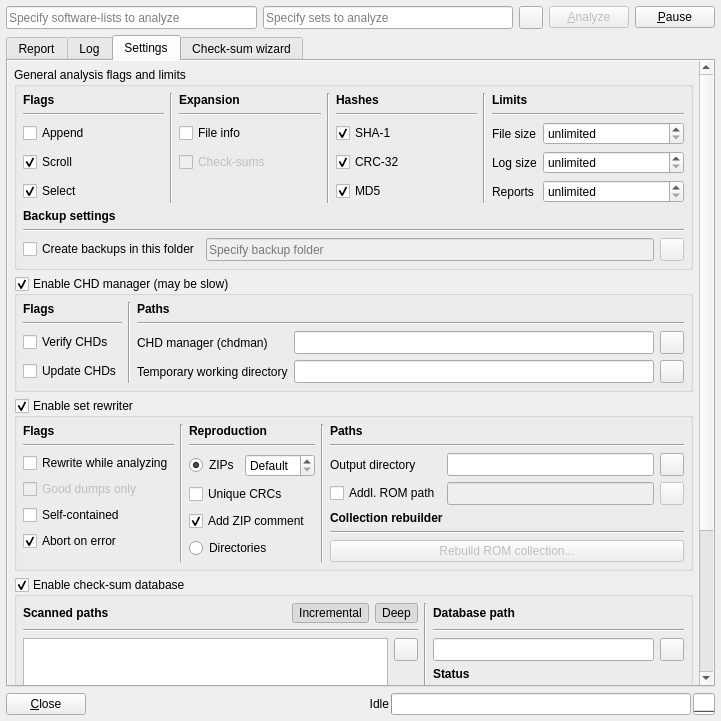
Before: the Qt Designer form romalyzer.ui in qmc2/qmc2-mame-fe, drawn with Qt 5.
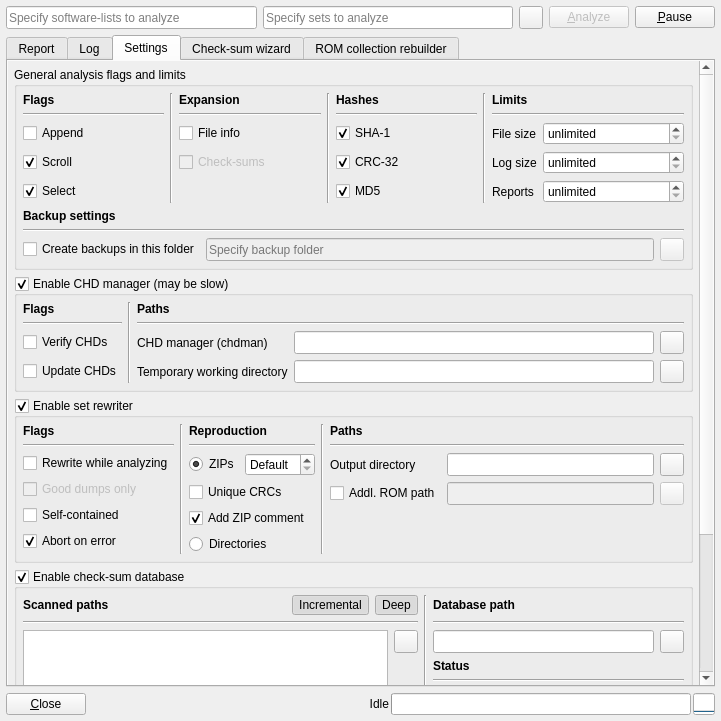
After: the same form once the commit is applied. The open tabs and pages were chosen to show the change. Icons and pictures are not drawn.

Commit message:
imp: ROMAlyzer: integrated the collection rebuilder as a ROMAlyzer tab for improved user-friendliness
imp: removed the inconsequently used 'save/restore layout' options (that
is, all relevant windows will save/restore their layout under all
circumstances now)

Diff of the .ui file:
```diff
--- a/romalyzer.ui
+++ b/romalyzer.ui
@@ -345,7 +345,7 @@
             <x>0</x>
             <y>0</y>
             <width>691</width>
-            <height>791</height>
+            <height>782</height>
            </rect>
           </property>
           <layout class="QGridLayout" name="gridLayoutScrollAreeaSettings" rowstretch="0,0,0,1,0">
@@ -497,7 +497,7 @@
                   </property>
                  </widget>
                 </item>
-                <item row="0" column="1" rowspan="8">
+                <item row="0" column="1" rowspan="6">
                  <widget class="Line" name="line_14">
                   <property name="orientation">
                    <enum>Qt::Vertical</enum>
@@ -511,47 +511,14 @@
                   </property>
                  </widget>
                 </item>
-                <item row="0" column="3" rowspan="8">
+                <item row="0" column="3" rowspan="6">
                  <widget class="Line" name="line_15">
                   <property name="orientation">
                    <enum>Qt::Vertical</enum>
                   </property>
                  </widget>
                 </item>
-                <item row="7" column="4" colspan="3">
-                 <widget class="QPushButton" name="pushButtonRomCollectionRebuilder">
-                  <property name="enabled">
-                   <bool>false</bool>
-                  </property>
-                  <property name="sizePolicy">
-                   <sizepolicy hsizetype="Minimum" vsizetype="Minimum">
-                    <horstretch>0</horstretch>
-                    <verstretch>0</verstretch>
-                   </sizepolicy>
-                  </property>
-                  <property name="toolTip">
-                   <string>Opens the 'ROM Collection Rebuilder' dialog (requires the check-sum database)</string>
-                  </property>
-                  <property name="text">
-                   <string>Rebuild ROM collection...</string>
-                  </property>
-                  <property name="icon">
-                   <iconset resource="qmc2.qrc">
-                    <normaloff>:/data/img/rebuild.png</normaloff>:/data/img/rebuild.png</iconset>
-                  </property>
-                  <property name="autoDefault">
-                   <bool>false</bool>
-                  </property>
-                 </widget>
-                </item>
-                <item row="6" column="4" colspan="3">
-                 <widget class="Line" name="lineAboveRomCollectionRebuilder">
-                  <property name="orientation">
-                   <enum>Qt::Horizontal</enum>
-                  </property>
-                 </widget>
-                </item>
-                <item row="2" column="0" rowspan="6">
+                <item row="2" column="0" rowspan="4">
                  <layout class="QVBoxLayout" name="verticalLayout">
                   <item>
                    <widget class="QCheckBox" name="checkBoxSetRewriterWhileAnalyzing">
@@ -620,7 +587,7 @@
                   </item>
                  </layout>
                 </item>
-                <item row="2" column="2" rowspan="6">
+                <item row="2" column="2" rowspan="4">
                  <layout class="QVBoxLayout" name="verticalLayout_2">
                   <item>
                    <layout class="QHBoxLayout" name="horizontalLayout_2">
@@ -702,13 +669,6 @@
                   </item>
                  </layout>
                 </item>
-                <item row="5" column="4" colspan="3">
-                 <widget class="QLabel" name="labelSetRewriterCollectionRebuilder">
-                  <property name="text">
-                   <string>&lt;html&gt;&lt;head/&gt;&lt;body&gt;&lt;p&gt;&lt;span style=&quot; font-weight:600;&quot;&gt;Collection rebuilder&lt;/span&gt;&lt;/p&gt;&lt;/body&gt;&lt;/html&gt;</string>
-                  </property>
-                 </widget>
-                </item>
                </layout>
               </item>
              </layout>
@@ -1841,6 +1801,20 @@
        </item>
       </layout>
      </widget>
+     <widget class="QWidget" name="tabCollectionRebuilder">
+      <attribute name="icon">
+       <iconset resource="qmc2.qrc">
+        <normaloff>:/data/img/rebuild.png</normaloff>:/data/img/rebuild.png</iconset>
+      </attribute>
+      <attribute name="title">
+       <string>ROM collection rebuilder</string>
+      </attribute>
+      <layout class="QGridLayout" name="gridLayoutCollectionRebuilder">
+       <property name="margin">
+        <number>0</number>
+       </property>
+      </layout>
+     </widget>
     </widget>
    </item>
    <item row="2" column="0">
```
Left out of the diff: 17 changed lines with no effect on the pictures. The commit also changes 32 other files.
